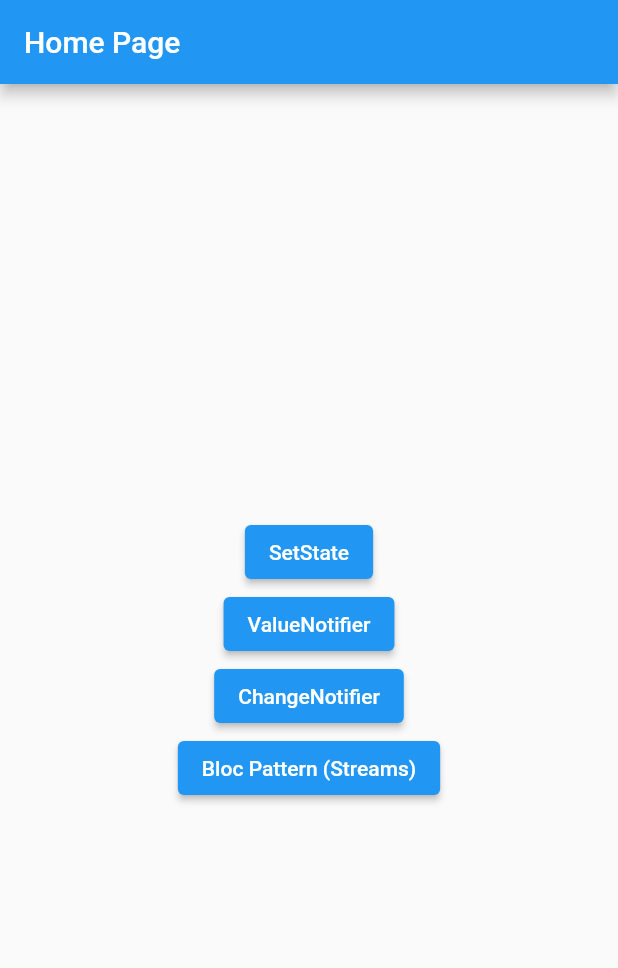
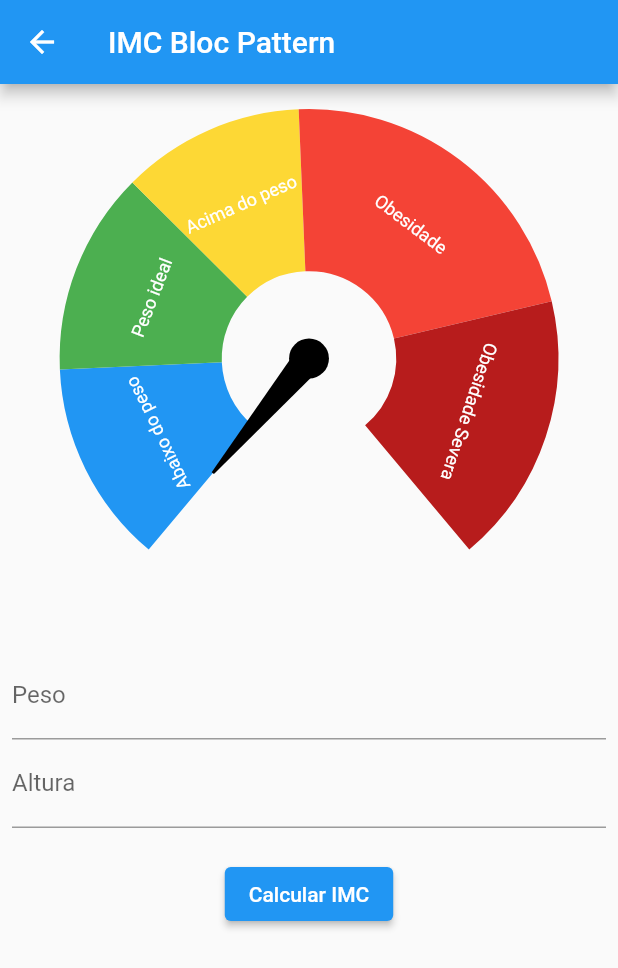
Before and after one commit to giseletoledo/estudos-dart, a Flutter app: the screen it shows after launch, after a tap on "Bloc Pattern (Streams)", on a phone screen of 412 x 824 dp. Shown: the top 968 px of the screen. Run offline on Flutter 3.47's test engine with Material 2 defaults, Android fonts, the phone set to English and light mode, and no system bars; drawn by our look-alikes of syncfusion_flutter_gauges; our stand-ins replace currency_text_input_formatter.

Commit message:
Bloc Pattern

```diff
--- /dev/null
+++ b/Gerencia_Estados/flutter_default_state_manager/lib/bloc_pattern/imc_bloc_pattern.dart
@@ -0,0 +1,108 @@
+import 'package:currency_text_input_formatter/currency_text_input_formatter.dart';
+import 'package:flutter/material.dart';
+import 'package:flutter_default_state_manager/bloc_pattern/imc_bloc_pattern_controller.dart';
+import 'package:flutter_default_state_manager/widgets/imc_gauge.dart';
+import 'package:intl/intl.dart';
+
+import 'imc_state.dart';
+
+class ImcBlocPatternPage extends StatefulWidget {
+  const ImcBlocPatternPage({Key? key}) : super(key: key);
+
+  @override
+  State<ImcBlocPatternPage> createState() => _ImcBlocPatternPageState();
+}
+
+class _ImcBlocPatternPageState extends State<ImcBlocPatternPage> {
+  final controller = ImcBlocPatternController();
+
+  final pesoEC = TextEditingController();
+  final alturaEC = TextEditingController();
+  final formKey = GlobalKey<FormState>();
+
+  @override
+  void dispose() {
+    pesoEC.dispose();
+    alturaEC.dispose();
+    controller.dispose();
+    super.dispose();
+  }
+
+  @override
+  Widget build(BuildContext context) {
+    return Scaffold(
+      appBar: AppBar(
+        title: const Text('IMC Bloc Pattern'),
+      ),
+      body: SingleChildScrollView(
+        child: Form(
+          key: formKey,
+          child: Padding(
+            padding: const EdgeInsets.all(8.0),
+            child: Column(
+              children: [
+                StreamBuilder<ImcState>(
+                    stream: controller.imcOut,
+                    builder: (context, snapshot) {
+                      var imc = 0.0;
+                      if (snapshot.hasData) {
+                        imc = snapshot.data?.imc ?? 0;
+                      }
+                      return ImcGauge(
+                        imc: imc,
+                      );
+                    }),
+                const SizedBox(
+                  height: 20,
+                ),
+                TextFormField(
+                  controller: pesoEC,
+                  keyboardType: TextInputType.number,
+                  decoration: const InputDecoration(labelText: 'Peso'),
+                  inputFormatters: [
+                    CurrencyTextInputFormatter(
+                        locale: 'pt_BR',
+                        symbol: '',
+                        turnOffGrouping: true,
+                        decimalDigits: 2)
+                  ],
+                ),
+                TextFormField(
+                  controller: alturaEC,
+                  keyboardType: TextInputType.number,
+                  decoration: const InputDecoration(labelText: 'Altura'),
+                  inputFormatters: [
+                    CurrencyTextInputFormatter(
+                        locale: 'pt_BR',
+                        symbol: '',
+                        turnOffGrouping: true,
+                        decimalDigits: 2)
+                  ],
+                ),
+                const SizedBox(
+                  height: 20,
+                ),
+                ElevatedButton(
+                    onPressed: () {
+                      var formValid = formKey.currentState?.validate() ?? false;
+
+                      if (formValid) {
+                        var formatter = NumberFormat.simpleCurrency(
+                            locale: 'pt_BR', decimalDigits: 2);
+
+                        double peso = formatter.parse(pesoEC.text) as double;
+                        double altura =
+                            formatter.parse(alturaEC.text) as double;
+
+                        controller.calcularIMC(peso: peso, altura: altura);
+                      }
+                    },
+                    child: const Text('Calcular IMC'))
+              ],
+            ),
+          ),
+        ),
+      ),
+    );
+  }
+}
--- /dev/null
+++ b/Gerencia_Estados/flutter_default_state_manager/lib/bloc_pattern/imc_bloc_pattern_controller.dart
@@ -0,0 +1,23 @@
+import 'dart:async';
+import 'dart:math';
+
+import 'package:flutter_default_state_manager/bloc_pattern/imc_state.dart';
+
+class ImcBlocPatternController {
+  final _imcStreaController = StreamController<ImcState>()
+    ..add(ImcState(imc: 0));
+
+  Stream<ImcState> get imcOut => _imcStreaController.stream;
+
+  void dispose() {
+    _imcStreaController.close();
+  }
+
+  Future<void> calcularIMC(
+      {required double peso, required double altura}) async {
+    _imcStreaController.add(ImcState(imc: 0));
+    await Future.delayed(const Duration(seconds: 1));
+    final imc = peso / pow(altura, 2);
+    _imcStreaController.add(ImcState(imc: imc));
+  }
+}
--- /dev/null
+++ b/Gerencia_Estados/flutter_default_state_manager/lib/bloc_pattern/imc_state.dart
@@ -0,0 +1,6 @@
+class ImcState {
+  final double imc;
+  ImcState({
+    required this.imc,
+  });
+}
--- a/Gerencia_Estados/flutter_default_state_manager/lib/home_page.dart
+++ b/Gerencia_Estados/flutter_default_state_manager/lib/home_page.dart
@@ -1,4 +1,6 @@
 import 'package:flutter/material.dart';
+import 'package:flutter_default_state_manager/bloc_pattern/imc_bloc_pattern.dart';
+import 'package:flutter_default_state_manager/change_notifier/imc_change_notifier_page.dart';
 import 'package:flutter_default_state_manager/setState/imc_setstate_page.dart';
 import 'package:flutter_default_state_manager/value_notifier/imc_value_notifier_page.dart';
 
@@ -30,11 +32,11 @@ class HomePage extends StatelessWidget {
               child: const Text('ValueNotifier'),
             ),
             ElevatedButton(
-              onPressed: () {},
+              onPressed: () => _gotoPage(context, ImcChangeNotifierPage()),
               child: const Text('ChangeNotifier'),
             ),
             ElevatedButton(
-              onPressed: () {},
+              onPressed: () => _gotoPage(context, ImcBlocPatternPage()),
               child: const Text('Bloc Pattern (Streams)'),
             ),
           ],
```
